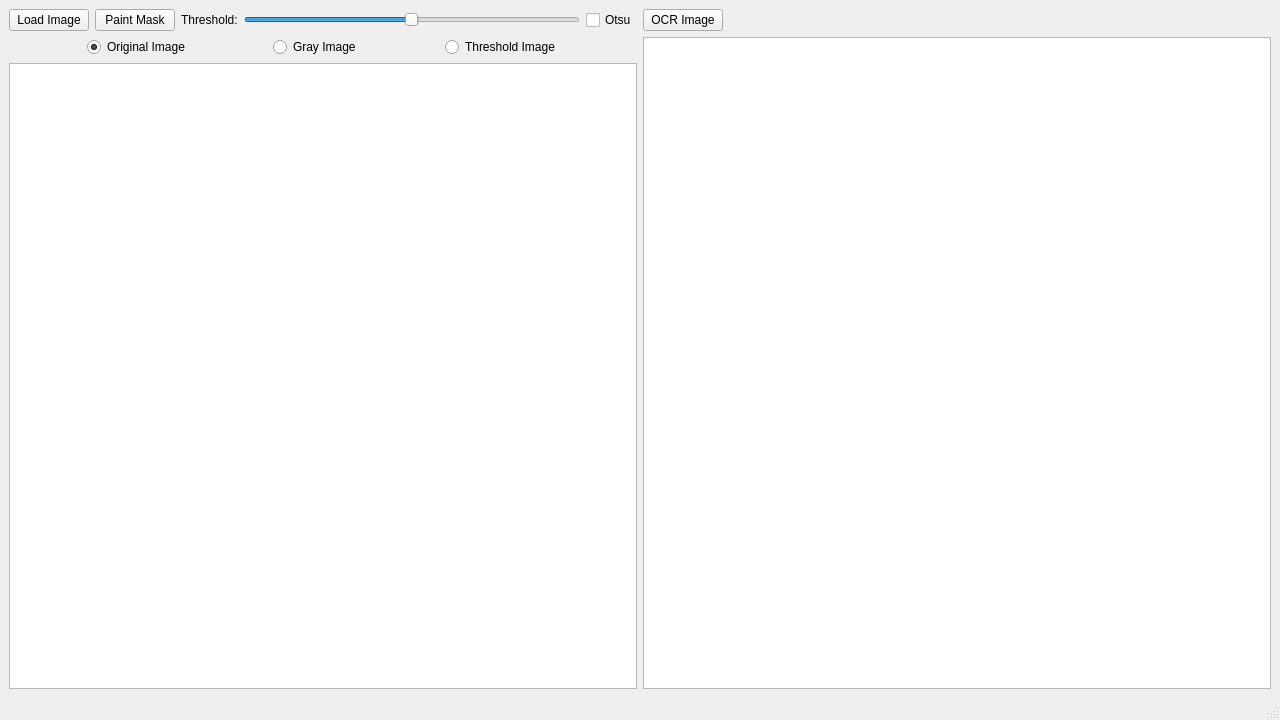
The window that gui/mainwindow.ui (MorganGrundy/MenuParseroo) describes before a commit, drawn with Qt 5.
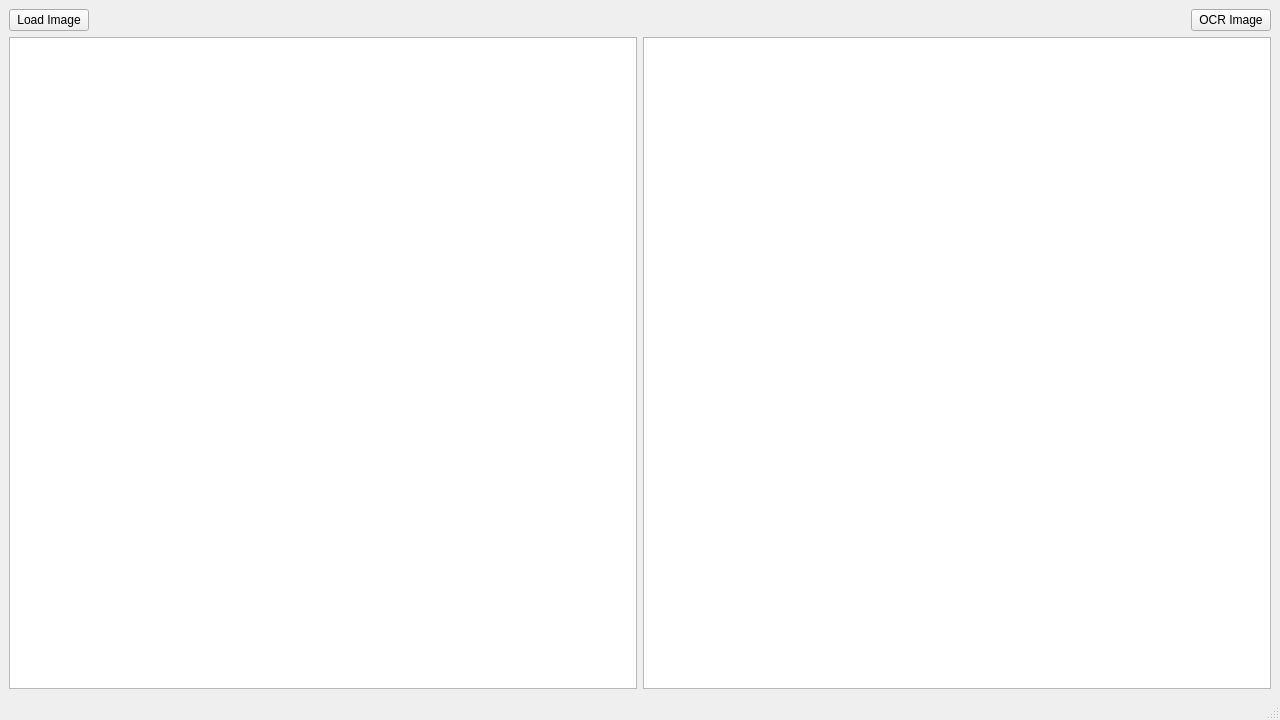
The same window after the commit. Custom widgets are drawn as their Qt base class.

```diff
--- a/gui/mainwindow.ui
+++ b/gui/mainwindow.ui
@@ -17,30 +17,8 @@
    <enum>Qt::ToolButtonTextOnly</enum>
   </property>
   <widget class="QWidget" name="centralwidget">
-   <layout class="QGridLayout" name="gridLayout_2">
-    <item row="2" column="1" rowspan="2">
-     <widget class="QTextBrowser" name="textBrowser">
-      <property name="sizePolicy">
-       <sizepolicy hsizetype="Expanding" vsizetype="Expanding">
-        <horstretch>0</horstretch>
-        <verstretch>0</verstretch>
-       </sizepolicy>
-      </property>
-      <property name="documentTitle">
-       <string/>
-      </property>
-      <property name="undoRedoEnabled">
-       <bool>true</bool>
-      </property>
-      <property name="readOnly">
-       <bool>false</bool>
-      </property>
-      <property name="placeholderText">
-       <string/>
-      </property>
-     </widget>
-    </item>
-    <item row="1" column="0">
+   <layout class="QVBoxLayout" name="verticalLayout">
+    <item>
      <layout class="QHBoxLayout" name="horizontalLayout">
       <property name="topMargin">
        <number>0</number>
@@ -53,66 +31,6 @@
        </widget>
       </item>
       <item>
-       <widget class="QPushButton" name="pushPaintMask">
-        <property name="text">
-         <string>Paint Mask</string>
-        </property>
-       </widget>
-      </item>
-      <item>
-       <widget class="QLabel" name="label">
-        <property name="text">
-         <string>Threshold:</string>
-        </property>
-        <property name="buddy">
-         <cstring>thresholdSlider</cstring>
-        </property>
-       </widget>
-      </item>
-      <item>
-       <widget class="QSlider" name="thresholdSlider">
-        <property name="maximum">
-         <number>255</number>
-        </property>
-        <property name="value">
-         <number>127</number>
-        </property>
-        <property name="orientation">
-         <enum>Qt::Horizontal</enum>
-        </property>
-        <property name="invertedAppearance">
-         <bool>false</bool>
-        </property>
-        <property name="tickPosition">
-         <enum>QSlider::NoTicks</enum>
-        </property>
-       </widget>
-      </item>
-      <item>
-       <widget class="QCheckBox" name="checkOtsu">
-        <property name="text">
-         <string>Otsu</string>
-        </property>
-       </widget>
-      </item>
-     </layout>
-    </item>
-    <item row="3" column="0">
-     <widget class="OCRGraphicsView" name="graphicsView">
-      <property name="sizePolicy">
-       <sizepolicy hsizetype="Expanding" vsizetype="Expanding">
-        <horstretch>0</horstretch>
-        <verstretch>0</verstretch>
-       </sizepolicy>
-      </property>
-     </widget>
-    </item>
-    <item row="2" column="0">
-     <layout class="QHBoxLayout" name="horizontalLayout_2">
-      <property name="topMargin">
-       <number>0</number>
-      </property>
-      <item>
        <spacer name="horizontalSpacer">
         <property name="orientation">
          <enum>Qt::Horizontal</enum>
@@ -126,103 +44,38 @@
        </spacer>
       </item>
       <item>
-       <widget class="QRadioButton" name="radioOriginalImage">
-        <property name="layoutDirection">
-         <enum>Qt::LeftToRight</enum>
-        </property>
-        <property name="text">
-         <string>Original Image</string>
-        </property>
-        <property name="checked">
-         <bool>true</bool>
-        </property>
-        <attribute name="buttonGroup">
-         <string notr="true">buttonGroupImage</string>
-        </attribute>
-       </widget>
-      </item>
-      <item>
-       <spacer name="horizontalSpacer_5">
-        <property name="orientation">
-         <enum>Qt::Horizontal</enum>
-        </property>
-        <property name="sizeHint" stdset="0">
-         <size>
-          <width>40</width>
-          <height>20</height>
-         </size>
-        </property>
-       </spacer>
-      </item>
-      <item>
-       <widget class="QRadioButton" name="radioGrayImage">
-        <property name="text">
-         <string>Gray Image</string>
-        </property>
-        <attribute name="buttonGroup">
-         <string notr="true">buttonGroupImage</string>
-        </attribute>
-       </widget>
-      </item>
-      <item>
-       <spacer name="horizontalSpacer_3">
-        <property name="orientation">
-         <enum>Qt::Horizontal</enum>
-        </property>
-        <property name="sizeHint" stdset="0">
-         <size>
-          <width>40</width>
-          <height>20</height>
-         </size>
-        </property>
-       </spacer>
-      </item>
-      <item>
-       <widget class="QRadioButton" name="radioThresholdImage">
-        <property name="text">
-         <string>Threshold Image</string>
-        </property>
-        <attribute name="buttonGroup">
-         <string notr="true">buttonGroupImage</string>
-        </attribute>
-       </widget>
-      </item>
-      <item>
-       <spacer name="horizontalSpacer_2">
-        <property name="orientation">
-         <enum>Qt::Horizontal</enum>
-        </property>
-        <property name="sizeHint" stdset="0">
-         <size>
-          <width>40</width>
-          <height>20</height>
-         </size>
-        </property>
-       </spacer>
-      </item>
-     </layout>
-    </item>
-    <item row="1" column="1">
-     <layout class="QHBoxLayout" name="horizontalLayout_3">
-      <item>
        <widget class="QPushButton" name="pushOCR">
         <property name="text">
          <string>OCR Image</string>
         </property>
        </widget>
       </item>
+     </layout>
+    </item>
+    <item>
+     <layout class="QHBoxLayout" name="horizontalLayout_3">
+      <property name="topMargin">
+       <number>0</number>
+      </property>
       <item>
-       <spacer name="horizontalSpacer_4">
-        <property name="orientation">
-         <enum>Qt::Horizontal</enum>
+       <widget class="ZoomableImageView" name="graphicsView">
+        <property name="sizePolicy">
+         <sizepolicy hsizetype="Expanding" vsizetype="Expanding">
+          <horstretch>0</horstretch>
+          <verstretch>0</verstretch>
+         </sizepolicy>
         </property>
-        <property name="sizeHint" stdset="0">
-         <size>
-          <width>40</width>
-          <height>20</height>
-         </size>
+       </widget>
+      </item>
+      <item>
+       <widget class="QListView" name="listView">
+        <property name="horizontalScrollBarPolicy">
+         <enum>Qt::ScrollBarAlwaysOff</enum>
         </property>
-       </spacer>
+        <property name="isWrapping" stdset="0">
+         <bool>false</bool>
+        </property>
+       </widget>
       </item>
      </layout>
     </item>
@@ -242,9 +95,9 @@
  </widget>
  <customwidgets>
   <customwidget>
-   <class>OCRGraphicsView</class>
+   <class>ZoomableImageView</class>
    <extends>QGraphicsView</extends>
-   <header>ocrgraphicsview.h</header>
+   <header>ZoomableImageView.h</header>
   </customwidget>
  </customwidgets>
  <resources/>
@@ -265,54 +118,6 @@
     </hint>
    </hints>
   </connection>
-  <connection>
-   <sender>thresholdSlider</sender>
-   <signal>valueChanged(int)</signal>
-   <receiver>MainWindow</receiver>
-   <slot>setThreshold(int)</slot>
-   <hints>
-    <hint type="sourcelabel">
-     <x>292</x>
-     <y>42</y>
-    </hint>
-    <hint type="destinationlabel">
-     <x>640</x>
-     <y>310</y>
-    </hint>
-   </hints>
-  </connection>
-  <connection>
-   <sender>textBrowser</sender>
-   <signal>textChanged()</signal>
-   <receiver>MainWindow</receiver>
-   <slot>textChanged()</slot>
-   <hints>
-    <hint type="sourcelabel">
-     <x>957</x>
-     <y>456</y>
-    </hint>
-    <hint type="destinationlabel">
-     <x>639</x>
-     <y>414</y>
-    </hint>
-   </hints>
-  </connection>
-  <connection>
-   <sender>buttonGroupImage</sender>
-   <signal>buttonReleased(QAbstractButton*)</signal>
-   <receiver>MainWindow</receiver>
-   <slot>imageChoiceChanged(QAbstractButton*)</slot>
-   <hints>
-    <hint type="sourcelabel">
-     <x>-1</x>
-     <y>-1</y>
-    </hint>
-    <hint type="destinationlabel">
-     <x>639</x>
-     <y>359</y>
-    </hint>
-   </hints>
-  </connection>
  </connections>
  <slots>
   <slot>loadImage()</slot>
@@ -323,7 +128,4 @@
   <slot>imageChoiceChanged(QAbstractButton*)</slot>
   <slot>maskPainter()</slot>
  </slots>
- <buttongroups>
-  <buttongroup name="buttonGroupImage"/>
- </buttongroups>
 </ui>
```
